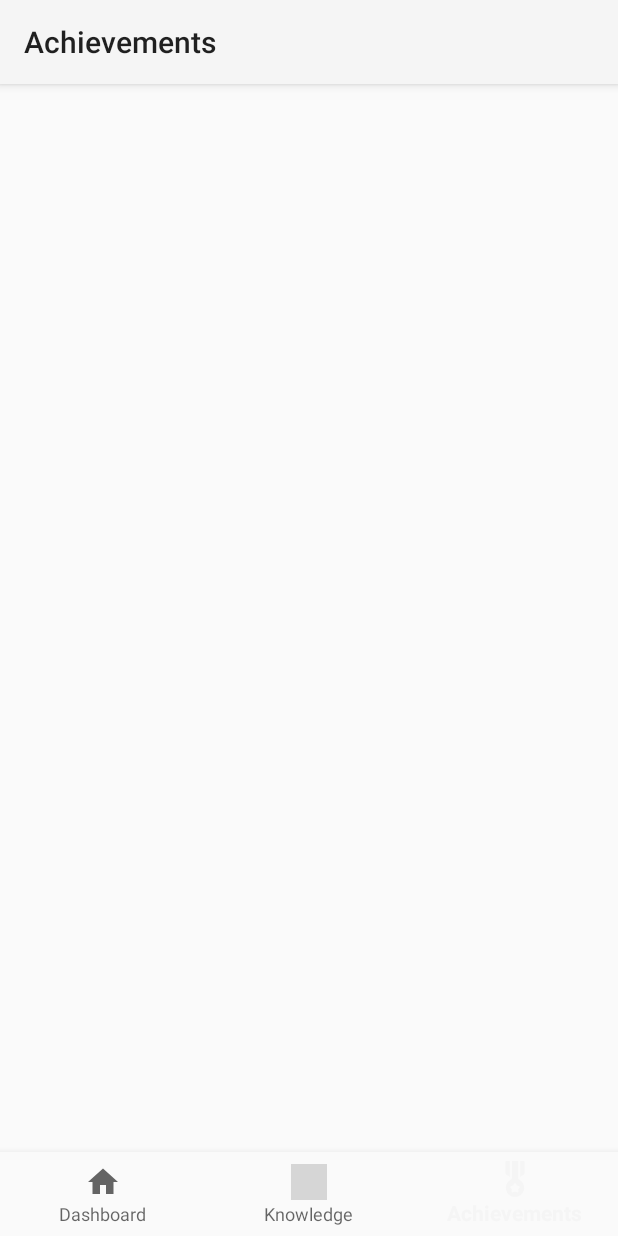
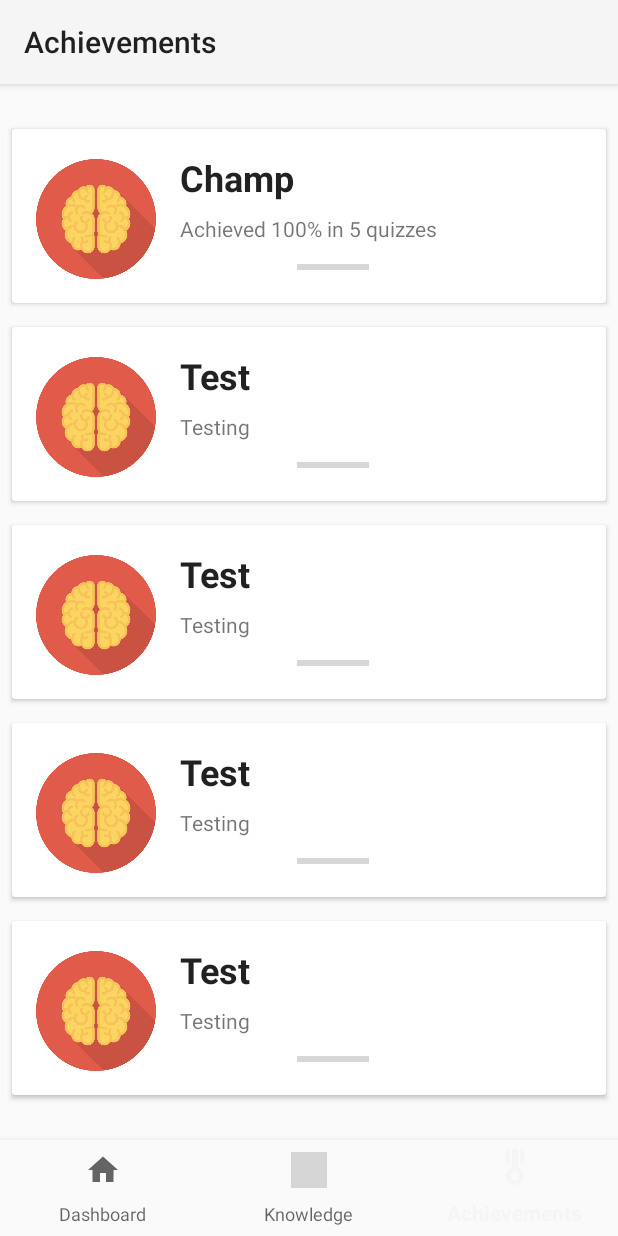
Before and after one commit to suzytang/INFS3605Assignment, an Android app: the AchievementsFragment screen opened through its navigation route, on a phone screen of 412 x 824 dp. Run offline under Robolectric (Android 15) with nearby library versions, the phone set to English and light mode, and no system bars; our stand-ins replace navigation-ui; grey boxes are pictures that could not be loaded.

Commit message:
Achievements Recyclerview

```diff
--- a/app/src/main/java/com/example/infs3605assignment/ui/achievements/Achievements.java
+++ b/app/src/main/java/com/example/infs3605assignment/ui/achievements/Achievements.java
@@ -47,9 +47,10 @@ public class Achievements {
     public static ArrayList<Achievements> getAchievements() {
         ArrayList<Achievements> achievements = new ArrayList<>();
         achievements.add(new Achievements("Champ", "Achieved 100% in 5 quizzes", R.drawable.brain));
-        achievements.add(new Achievements("Cap", "Accessories", R.drawable.brain));
-        achievements.add(new Achievements("Top Hat", "Accessories", R.drawable.brain));
-        achievements.add(new Achievements("Glasses", "Accessories", R.drawable.brain));
+        achievements.add(new Achievements("Test", "Testing", R.drawable.brain));
+        achievements.add(new Achievements("Test", "Testing", R.drawable.brain));
+        achievements.add(new Achievements("Test", "Testing", R.drawable.brain));
+        achievements.add(new Achievements("Test", "Testing", R.drawable.brain));
 
         return achievements;
 
--- a/app/src/main/java/com/example/infs3605assignment/ui/achievements/AchievementsAdapter.java
+++ b/app/src/main/java/com/example/infs3605assignment/ui/achievements/AchievementsAdapter.java
@@ -1,5 +1,6 @@
 package com.example.infs3605assignment.ui.achievements;
 
+import android.content.Context;
 import android.view.LayoutInflater;
 import android.view.View;
 import android.view.ViewGroup;
@@ -10,12 +11,17 @@ import androidx.recyclerview.widget.RecyclerView;
 
 import com.example.infs3605assignment.R;
 
+import java.util.ArrayList;
+
 public class AchievementsAdapter extends RecyclerView.Adapter<AchievementsAdapter.MyViewHolder> {
 
-    Achievements achievements = new Achievements();
+    Context mContext;
+    ArrayList<Achievements> achievements;
 
-    public AchievementsAdapter() {
 
+    public AchievementsAdapter(Context context,ArrayList<Achievements> achievements) {
+        this.mContext = context;
+        this.achievements = achievements;
     }
 
     @Override
@@ -27,15 +33,15 @@ public class AchievementsAdapter extends RecyclerView.Adapter<AchievementsAdapte
     // Replace contents of the view with data
     @Override
     public void onBindViewHolder(MyViewHolder holder, final int position) {
-        holder.name.setText(achievements.getAchievements().get(position).getName());
-        holder.description.setText(achievements.getAchievements().get(position).getDescription());
-        holder.image.setImageResource(achievements.getAchievements().get(position).getImage());
+        holder.name.setText(achievements.get(position).getName());
+        holder.description.setText(achievements.get(position).getDescription());
+        holder.image.setImageResource(achievements.get(position).getImage());
     }
 
     // Return size of dataset
     @Override
     public int getItemCount() {
-        return achievements.getAchievements().size();
+        return achievements.size();
     }
 
     // Create ViewHolder for achievements_item
--- a/app/src/main/java/com/example/infs3605assignment/ui/achievements/AchievementsFragment.java
+++ b/app/src/main/java/com/example/infs3605assignment/ui/achievements/AchievementsFragment.java
@@ -7,17 +7,41 @@ import android.view.ViewGroup;
 
 import androidx.annotation.NonNull;
 import androidx.fragment.app.Fragment;
+import androidx.recyclerview.widget.LinearLayoutManager;
+import androidx.recyclerview.widget.RecyclerView;
 
 import com.example.infs3605assignment.R;
 
+import java.util.ArrayList;
+
 public class AchievementsFragment extends Fragment {
 
+    private RecyclerView recyclerView;
+    private RecyclerView.LayoutManager layoutManager;
+    private RecyclerView.Adapter adapter;
 
     public View onCreateView(@NonNull LayoutInflater inflater,
                              ViewGroup container, Bundle savedInstanceState) {
 
         View root = inflater.inflate(R.layout.fragment_achievements, container, false);
 
+        // Initialise recyclerView
+        recyclerView = root.findViewById(R.id.recyclerView);
+        recyclerView.setHasFixedSize(true);
+
+        // Initialise layoutManager for recyclerView
+        layoutManager = new LinearLayoutManager(getActivity());
+        recyclerView.setLayoutManager(layoutManager);
+
+        // Get categories from LearnCategories class
+        ArrayList<Achievements> achievements = Achievements.getAchievements();
+
+        // Create adapter object
+        adapter = new AchievementsAdapter(this.getContext(), achievements);
+
+        // Attach adapter to recycler
+        recyclerView.setAdapter(adapter);
+
         return root;
     }
 }
--- a/app/src/main/res/layout/activity_main.xml
+++ b/app/src/main/res/layout/activity_main.xml
@@ -3,13 +3,12 @@
     xmlns:app="http://schemas.android.com/apk/res-auto"
     android:id="@+id/container"
     android:layout_width="match_parent"
-    android:layout_height="match_parent"
-    android:paddingTop="?attr/actionBarSize">
+    android:layout_height="match_parent">
 
     <com.google.android.material.bottomnavigation.BottomNavigationView
         android:id="@+id/nav_view"
         android:layout_width="0dp"
-        android:layout_height="wrap_content"
+        android:layout_height="64dp"
         android:layout_marginStart="0dp"
         android:layout_marginEnd="0dp"
         android:background="?android:attr/windowBackground"
@@ -21,15 +20,14 @@
     <fragment
         android:id="@+id/nav_host_fragment"
         android:name="androidx.navigation.fragment.NavHostFragment"
-        android:layout_width="match_parent"
-        android:layout_height="match_parent"
+        android:layout_width="0dp"
+        android:layout_height="0dp"
         app:defaultNavHost="true"
         app:layout_constraintBottom_toTopOf="@id/nav_view"
         app:layout_constraintLeft_toLeftOf="parent"
         app:layout_constraintRight_toRightOf="parent"
         app:layout_constraintTop_toTopOf="parent"
+        app:layout_constraintVertical_bias="0.0"
         app:navGraph="@navigation/mobile_navigation" />
 
-
-
 </androidx.constraintlayout.widget.ConstraintLayout>
--- a/app/src/main/res/layout/fragment_achievements.xml
+++ b/app/src/main/res/layout/fragment_achievements.xml
@@ -7,14 +7,10 @@
     tools:context=".ui.achievements.AchievementsFragment">
 
     <androidx.recyclerview.widget.RecyclerView
-        android:layout_width="409dp"
-        android:layout_height="729dp"
-        android:layout_marginStart="1dp"
-        android:layout_marginLeft="1dp"
-        android:layout_marginTop="1dp"
-        android:layout_marginEnd="1dp"
-        android:layout_marginRight="1dp"
-        android:layout_marginBottom="1dp"
+        android:id="@+id/recyclerView"
+        android:layout_width="match_parent"
+        android:layout_height="wrap_content"
+        android:scrollbars="vertical"
         app:layout_constraintBottom_toBottomOf="parent"
         app:layout_constraintEnd_toEndOf="parent"
         app:layout_constraintStart_toStartOf="parent"
```
Also changed, not shown: app/src/main/res/layout/fragment_home.xml (deleted, +0 -22 lines).
